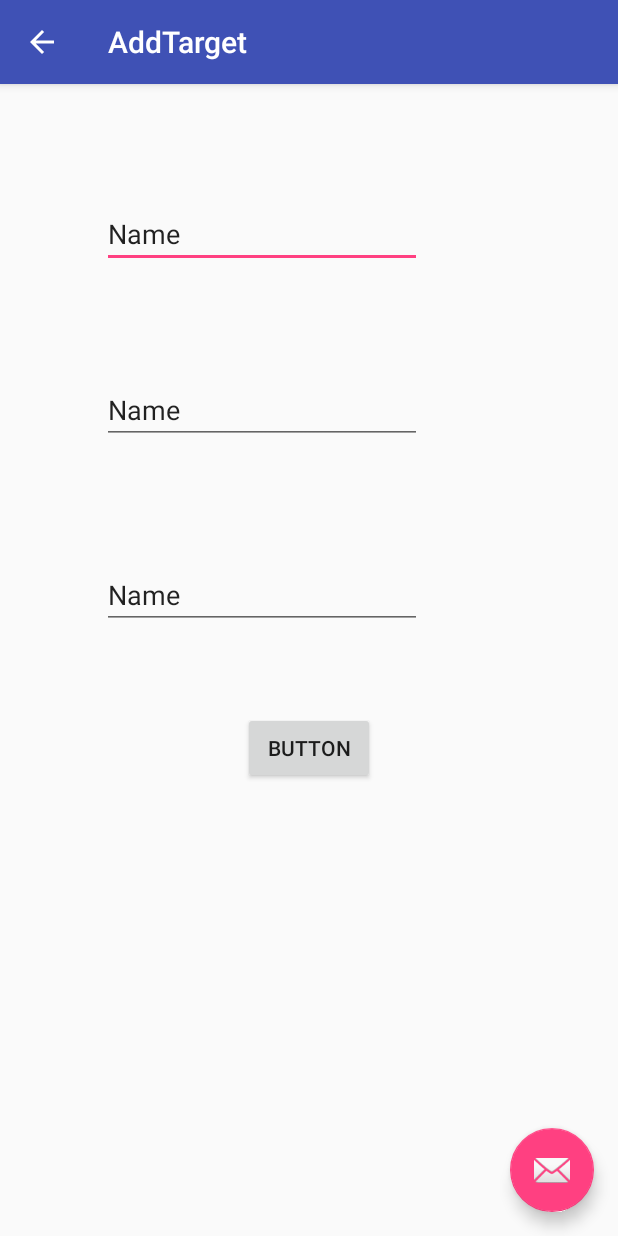
After one commit to Flatout73/aims-android, an Android app: the AddTarget screen opened directly, with no data from a screen before it, on a phone screen of 412 x 824 dp. The commit adds this screen. Run offline under Robolectric (Android 15) with nearby library versions, the phone set to English and light mode, and no system bars.

Commit message:
addTargetAndMinorChanges

```diff
--- /dev/null
+++ b/app/src/main/java/net/styleru/aims/AddTarget.java
@@ -0,0 +1,38 @@
+package net.styleru.aims;
+
+import android.os.Bundle;
+import android.support.design.widget.FloatingActionButton;
+import android.support.design.widget.Snackbar;
+import android.support.v7.app.AppCompatActivity;
+import android.support.v7.widget.Toolbar;
+import android.view.View;
+
+public class AddTarget extends AppCompatActivity {
+
+    @Override
+    protected void onCreate(Bundle savedInstanceState) {
+        super.onCreate(savedInstanceState);
+        setContentView(R.layout.activity_add_target);
+        Toolbar toolbar = (Toolbar) findViewById(R.id.toolbar);
+        setSupportActionBar(toolbar);
+
+        FloatingActionButton fab = (FloatingActionButton) findViewById(R.id.fab);
+        fab.setOnClickListener(new View.OnClickListener() {
+            @Override
+            public void onClick(View view) {
+                Snackbar.make(view, "Replace with your own action", Snackbar.LENGTH_LONG)
+                        .setAction("Action", null).show();
+            }
+        });
+        getSupportActionBar().setDisplayHomeAsUpEnabled(true);
+    }
+
+    public void addNewTarget(View view) {
+
+
+
+
+
+
+    }
+}
--- a/app/src/main/java/net/styleru/aims/LoginActivity.java
+++ b/app/src/main/java/net/styleru/aims/LoginActivity.java
@@ -335,7 +335,6 @@ public class LoginActivity extends AppCompatActivity implements LoaderCallbacks<
                 return false;
             } catch (Exception e) {
                 Snackbar.make(mLoginFormView, e.getMessage(), Snackbar.LENGTH_LONG).show();
-                return false;
             }
 
 //            for (String credential : DUMMY_CREDENTIALS) {
--- /dev/null
+++ b/app/src/main/res/layout/activity_add_target.xml
@@ -0,0 +1,34 @@
+<?xml version="1.0" encoding="utf-8"?>
+<android.support.design.widget.CoordinatorLayout xmlns:android="http://schemas.android.com/apk/res/android"
+    xmlns:app="http://schemas.android.com/apk/res-auto"
+    xmlns:tools="http://schemas.android.com/tools"
+    android:layout_width="match_parent"
+    android:layout_height="match_parent"
+    android:fitsSystemWindows="true"
+    tools:context="net.styleru.aims.AddTarget">
+
+    <android.support.design.widget.AppBarLayout
+        android:layout_width="match_parent"
+        android:layout_height="wrap_content"
+        android:theme="@style/AppTheme.AppBarOverlay">
+
+        <android.support.v7.widget.Toolbar
+            android:id="@+id/toolbar"
+            android:layout_width="match_parent"
+            android:layout_height="?attr/actionBarSize"
+            android:background="?attr/colorPrimary"
+            app:popupTheme="@style/AppTheme.PopupOverlay" />
+
+    </android.support.design.widget.AppBarLayout>
+
+    <include layout="@layout/content_add_target" />
+
+    <android.support.design.widget.FloatingActionButton
+        android:id="@+id/fab"
+        android:layout_width="wrap_content"
+        android:layout_height="wrap_content"
+        android:layout_gravity="bottom|end"
+        android:layout_margin="@dimen/fab_margin"
+        app:srcCompat="@android:drawable/ic_dialog_email" />
+
+</android.support.design.widget.CoordinatorLayout>
--- a/app/src/main/res/layout/app_bar_main.xml
+++ b/app/src/main/res/layout/app_bar_main.xml
@@ -67,6 +67,7 @@
         android:layout_height="wrap_content"
         android:layout_gravity="bottom|end"
         android:layout_margin="@dimen/fab_margin"
+        android:onClick="addTarget"
         android:src="@drawable/ic_add_24"
         android:tint="#FFFFFF"/>
 
--- /dev/null
+++ b/app/src/main/res/layout/content_add_target.xml
@@ -0,0 +1,59 @@
+<?xml version="1.0" encoding="utf-8"?>
+<RelativeLayout xmlns:android="http://schemas.android.com/apk/res/android"
+    xmlns:app="http://schemas.android.com/apk/res-auto"
+    xmlns:tools="http://schemas.android.com/tools"
+    android:id="@+id/content_add_target"
+    android:layout_width="match_parent"
+    android:layout_height="match_parent"
+    android:paddingBottom="@dimen/activity_vertical_margin"
+    android:paddingLeft="@dimen/activity_horizontal_margin"
+    android:paddingRight="@dimen/activity_horizontal_margin"
+    android:paddingTop="@dimen/activity_vertical_margin"
+    app:layout_behavior="@string/appbar_scrolling_view_behavior"
+    tools:context="net.styleru.aims.AddTarget"
+    tools:showIn="@layout/activity_add_target">
+
+    <EditText
+        android:layout_width="wrap_content"
+        android:layout_height="wrap_content"
+        android:inputType="textPersonName"
+        android:text="Name"
+        android:ems="10"
+        android:layout_alignParentTop="true"
+        android:layout_alignParentStart="true"
+        android:layout_marginStart="52dp"
+        android:layout_marginTop="61dp"
+        android:id="@+id/editText" />
+
+    <EditText
+        android:layout_width="wrap_content"
+        android:layout_height="wrap_content"
+        android:inputType="textPersonName"
+        android:text="Name"
+        android:ems="10"
+        android:layout_below="@+id/editText"
+        android:layout_alignEnd="@+id/editText"
+        android:layout_marginTop="72dp"
+        android:id="@+id/editText5" />
+
+    <EditText
+        android:layout_width="wrap_content"
+        android:layout_height="wrap_content"
+        android:inputType="textPersonName"
+        android:text="Name"
+        android:ems="10"
+        android:layout_below="@+id/editText5"
+        android:layout_alignEnd="@+id/editText5"
+        android:layout_marginTop="78dp"
+        android:id="@+id/editText6" />
+
+    <Button
+        android:text="Button"
+        android:layout_width="wrap_content"
+        android:layout_height="wrap_content"
+        android:layout_below="@+id/editText6"
+        android:layout_centerHorizontal="true"
+        android:onClick="addNewTarget"
+        android:layout_marginTop="55dp"
+        android:id="@+id/button" />
+</RelativeLayout>
--- a/app/src/main/res/values/strings.xml
+++ b/app/src/main/res/values/strings.xml
@@ -31,4 +31,5 @@
     <string name="hello_blank_fragment">Hello blank fragment</string>
     <string name="title_activity_about_target">AboutTargetActivity</string>
     <string name="title_activity_registered">RegisteredActivity</string>
+    <string name="title_activity_add_target">AddTarget</string>
 </resources>
```
Also changed, not shown: app/src/main/AndroidManifest.xml (+9 -0 lines), app/src/main/java/net/styleru/aims/MainActivity.java (+6 -7 lines), app/src/main/java/ru/aimsproject/connectionwithbackend/RequestMethods.java (+106 -3 lines).
